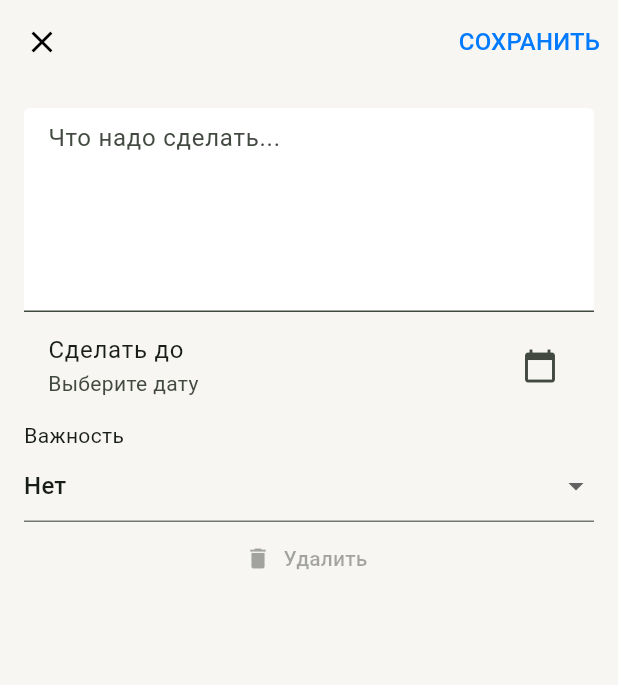
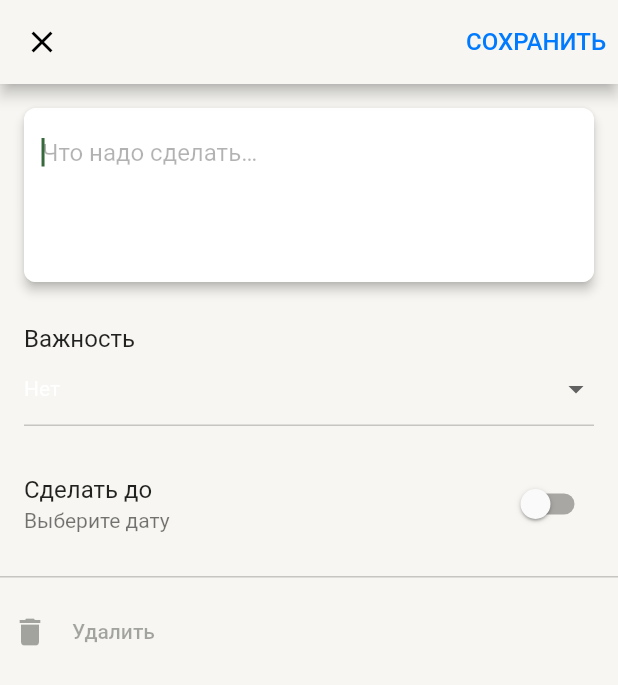
Before and after one commit to denisskin/todoapp, a Flutter app: the TaskPage screen opened by its route, on a phone screen of 412 x 824 dp. Shown: the top 685 px of the screen. Run offline on Flutter 3.47's test engine with Material 2 defaults, Android fonts, the phone set to English and light mode, and no system bars; our stand-ins replace google_fonts.

Commit message:
fix taskpage styles

```diff
--- a/lib/db.dart
+++ b/lib/db.dart
@@ -102,4 +102,8 @@ class Task {
   bool isHighPriority() {
     return priority == 'high';
   }
+
+  bool isDateSelected() {
+    return to != null;
+  }
 }
--- a/lib/taskpage.dart
+++ b/lib/taskpage.dart
@@ -31,7 +31,7 @@ class _TaskPageState extends State<TaskPage> {
     return Scaffold(
       appBar: AppBar(
         leading: IconButton(
-          icon: Icon(Icons.close),
+          icon: const Icon(Icons.close),
           onPressed: close,
         ),
         actions: [
@@ -39,55 +39,64 @@ class _TaskPageState extends State<TaskPage> {
             onPressed: saveEnabled ? save : null,
             child: Text(
               'СОХРАНИТЬ',
-              style: TextStyle(
-                color: MyTheme.colorBlue,
-                fontSize: 16.0,
-              ),
+              style: MyTheme.textAppbarPrimaryButton,
             ),
           ),
         ],
       ),
-      body: Padding(
-        padding: EdgeInsets.all(16.0),
+      body: SafeArea(
         child: ListView(
+          keyboardDismissBehavior: ScrollViewKeyboardDismissBehavior.onDrag,
           children: [
-            TextFormField(
+            Padding(
+              padding: const EdgeInsets.fromLTRB(16, 16, 16, 16),
+              child: Column(
+                crossAxisAlignment: CrossAxisAlignment.start,
+                children: [
+                  //------ text field -------
+                  Material(
+                    elevation: 3.0,
+                    borderRadius: BorderRadius.circular(8),
+                    child: TextFormField(
                       initialValue: task.title,
-              maxLines: 5,
-              decoration: InputDecoration(
-                hintText: 'Что надо сделать...',
-                filled: true,
-                fillColor: MyTheme.colorWhite,
-                // border: OutlineInputBorder(
-                //   borderRadius: BorderRadius.circular(10.0),
-                // ),
-              ),
-              validator: (v) => v!.isEmpty ? 'Пожалуйста, введите текст' : null,
                       onChanged: (v) => setState(() {
                         task.title = v;
                       }),
+                      autofocus: true,
+                      style: AppTextStyles.regularBodyText,
+                      minLines: 4,
+                      maxLines: 50,
+                      decoration: InputDecoration(
+                        border: OutlineInputBorder(
+                          borderRadius: BorderRadius.circular(8),
+                          borderSide: BorderSide.none,
                         ),
-            // CheckboxListTile(
-            //   title: const Text('Done'),
-            //   value: task.completed,
-            //   onChanged: (v) => setState(() {
-            //     task.completed = v!;
-            //   }),
-            // ),
-            ListTile(
-              title: const Text('Сделать до'),
-              subtitle:
-                  Text(task.to != null ? task.to.toString() : 'Выберите дату'),
-              trailing: const Icon(Icons.calendar_today),
-              onTap: () => _selectDate(context),
+                        fillColor: MyTheme.backSecondary,
+                        filled: true,
+                        hintText: 'Что надо сделать…',
+                        hintStyle: AppTextStyles.regularHintText,
                       ),
-            const Text('Важность'),
+                    ),
+                  ),
+                  SizedBox(height: 28),
+
+                  //------ priority --------
+                  Column(
+                    mainAxisSize: MainAxisSize.min,
+                    crossAxisAlignment: CrossAxisAlignment.start,
+                    children: [
+                      Text('Важность', style: AppTextStyles.regularBodyText),
                       DropdownButtonFormField<String>(
+                        style: AppTextStyles.smallBodyText,
                         value: task.priority,
                         onChanged: (v) => setState(() {
                           task.priority = v!;
                         }),
                         hint: const Text('Важность'),
+                        decoration: const InputDecoration(
+                          border:
+                              UnderlineInputBorder(borderSide: BorderSide.none),
+                        ),
                         items: const [
                           DropdownMenuItem(
                             value: '',
@@ -99,21 +108,63 @@ class _TaskPageState extends State<TaskPage> {
                           ),
                           DropdownMenuItem(
                             value: 'high',
-                  child: Text('!! Высокий'),
-                  //, style: TextStyle(color: Colors.red)
+                            child: Text('!! Высокий',
+                                style: TextStyle(color: Colors.red)),
                           ),
                         ],
                       ),
-            TextButton.icon(
-              icon: const Icon(Icons.delete),
-              label: const Text('Удалить'),
+                    ],
+                  ),
+
+                  _separator,
+                ],
+              ),
+            ),
+
+            //------ data picker ---------
+            ListTile(
+              title: const Text('Сделать до'),
+              onTap: () => _selectDate(context),
+              subtitle: task.isDateSelected()
+                  ? Text(task.to.toString(),
+                      style: const TextStyle(color: MyTheme.colorBlue))
+                  : Text('Выберите дату'),
+              trailing: Switch(
+                activeColor: MyTheme.colorBlue,
+                value: task.isDateSelected(),
+                onChanged: (v) => v ? _selectDate(context) : clearDate(),
+              ),
+            ),
+
+            //--- separator ---
+            const SizedBox(height: 12),
+            _separator,
+            const SizedBox(height: 12),
+
+            //--- delete button ---
+            TextButton(
               onPressed: removeEnabled ? delete : null,
+              style: TextButton.styleFrom(
+                foregroundColor: MyTheme.colorRed,
+              ),
+              child: const Row(
+                children: [
+                  Icon(Icons.delete),
+                  SizedBox(width: 16),
+                  Text('Удалить'),
+                ],
+              ),
             ),
           ],
         ),
       ),
     );
   }
+
+  static const _separator = ColoredBox(
+    color: MyTheme.supportSeparator,
+    child: SizedBox(height: 1, width: double.infinity),
+  );
 
   save() {
     DB.tasks.update(task);
@@ -129,6 +180,12 @@ class _TaskPageState extends State<TaskPage> {
     Navigator.of(context).pop();
   }
 
+  clearDate() {
+    setState(() {
+      task.to = null;
+    });
+  }
+
   _selectDate(BuildContext context) async {
     final picked = await showDatePicker(
       context: context,
@@ -141,3 +198,18 @@ class _TaskPageState extends State<TaskPage> {
     });
   }
 }
+
+Widget _padding(double v, h, Widget child) {
+  return Padding(
+    padding: EdgeInsets.fromLTRB(v, h, v, h),
+    child: child,
+  );
+}
+
+Widget _margin(double v, h, Widget child) {
+  return Container(
+    // padding: EdgeInsets.fromLTRB(v, h, v, h),
+    margin: EdgeInsets.fromLTRB(v, h, v, h),
+    child: child,
+  );
+}
--- a/lib/theme.dart
+++ b/lib/theme.dart
@@ -3,26 +3,47 @@ import 'package:google_fonts/google_fonts.dart';
 
 class AppTheme {
   final infoIconColor = const Color(0x33000000);
+
+  static final AppTheme themeLight = AppTheme();
+  static final AppTheme themeDark = AppThemeDark();
+
+  static AppTheme of(BuildContext context) {
+    //final isDark = MediaQuery.of(context).platformBrightness == Brightness.dark;
+    final isDark = Theme.of(context).brightness == Brightness.dark;
+    return isDark ? themeDark : themeLight;
+  }
 }
 
 class AppThemeDark extends AppTheme {
   final infoIconColor = const Color(0x33000000);
 }
 
-final AppTheme themeLight = AppTheme();
-final AppTheme themeDark = AppThemeDark();
+abstract class MyTheme {
+  static const supportSeparator = Color(0x33000000);
+  static const supportOverlay = Color(0x0F000000);
 
-AppTheme currTheme(BuildContext context) {
-  //final isDark = MediaQuery.of(context).platformBrightness == Brightness.dark;
-  final isDark = Theme.of(context).brightness == Brightness.dark;
-  return isDark ? themeDark : themeLight;
-}
+  static const labelPrimary = Color(0xFF000000);
+  static const labelSecondary = Color(0x99000000);
+  static const labelTertiary = Color(0x4D000000);
+  static const labelDisable = Color(0x26000000);
 
-abstract class MyTheme {
+  static const colorRed = Color(0xFFFF3B30);
+  static const colorGreen = Color(0xFF34C759);
+  static const colorBlue = Color(0xFF007AFF);
+  static const colorGray = Color(0xFF8E8E93);
+  static const colorGrayLight = Color(0xFFD1D1D6);
+  static const colorWhite = Color(0xFFFFFFFF);
+
+  static const backPrimary = Color(0xFFF7F6F2);
+  static const backSecondary = Color(0xFFFFFFFF);
+  static const backElevated = Color(0xFFFFFFFF);
+
+  static const cbxHighBorder = BorderSide(color: colorRed, width: 2);
+
   static final lightAppTheme = ThemeData(
     brightness: Brightness.light,
     colorSchemeSeed: backPrimary,
-    useMaterial3: true,
+    // useMaterial3: true,
     appBarTheme: const AppBarTheme(
       backgroundColor: backPrimary,
       foregroundColor: labelPrimary,
@@ -69,28 +90,10 @@ abstract class MyTheme {
     color: labelSecondary,
   );
 
-  static const cbxHighBorder = BorderSide(color: colorRed, width: 2);
-
-  static const supportSeparator = Color(0x33000000);
-  static const supportOverlay = Color(0x0F000000);
-
-  static const labelPrimary = Color(0xFF000000);
-  static const labelSecondary = Color(0x99000000);
-  static const labelTertiary = Color(0x4D000000);
-  static const labelDisable = Color(0x26000000);
-
-  static const colorRed = Color(0xFFFF3B30);
-  static const colorGreen = Color(0xFF34C759);
-  static const colorBlue = Color(0xFF007AFF);
-  static const colorGray = Color(0xFF8E8E93);
-  static const colorGrayLight = Color(0xFFD1D1D6);
-  static const colorWhite = Color(0xFFFFFFFF);
-
-  static const backPrimary = Color(0xFFF7F6F2);
-  static const backSecondary = Color(0xFFFFFFFF);
-  static const backElevated = Color(0xFFFFFFFF);
-
-  // static const customHighImportance = Color.fromRGBO(250, 225, 223, 1.0);
+  static const textAppbarPrimaryButton = TextStyle(
+    color: MyTheme.colorBlue,
+    fontSize: 16,
+  );
 
   static const infoIcon = Icon(
     Icons.info_outline,
@@ -132,27 +135,33 @@ abstract class DarkThemeColors {
 
 abstract class AppTextStyles {
   static TextStyle appBarTextStyle = GoogleFonts.roboto(
-    fontSize: 32.0,
+    fontSize: 32,
     fontWeight: FontWeight.w500,
   );
 
   static TextStyle listTextStyle = GoogleFonts.roboto(
-    fontSize: 18.0,
+    fontSize: 18,
     fontWeight: FontWeight.w400,
   );
 
   static TextStyle appbarActionTextStyle = GoogleFonts.roboto(
-    fontSize: 14.0,
+    fontSize: 14,
     fontWeight: FontWeight.w500,
   );
 
   static TextStyle regularBodyText = GoogleFonts.roboto(
-    fontSize: 16.0,
+    fontSize: 16,
     fontWeight: FontWeight.w400,
   );
 
+  static TextStyle regularHintText = GoogleFonts.roboto(
+    fontSize: 16,
+    fontWeight: FontWeight.w400,
+    color: MyTheme.labelTertiary,
+  );
+
   static TextStyle smallBodyText = GoogleFonts.roboto(
-    fontSize: 14.0,
+    fontSize: 14,
     fontWeight: FontWeight.w400,
   );
 }
```
Lines whose indentation alone changed are shown as unchanged.
